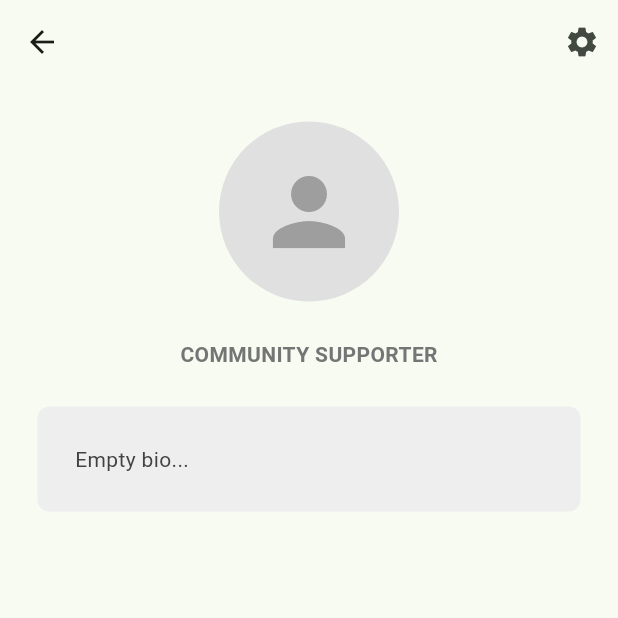
After one commit to vikramchahall/nri_trial1_clean, a Flutter app: the HomePage screen opened directly, after a tap on the "person" icon, on a phone screen of 412 x 824 dp, the top half of it. The commit adds this screen. Run offline on Flutter 3.47's test engine with Material 3 defaults, Android fonts, the phone set to English and light mode, and no system bars; our stand-ins replace cloud_firestore, firebase_auth, firebase_core, flutter_bloc, image_picker, supabase_flutter; accounts and stored records are empty.

Commit message:
working till profile

```diff
--- a/lib/components/my_bio_box.dart
+++ b/lib/components/my_bio_box.dart
@@ -0,0 +1,23 @@
+import 'package:flutter/material.dart';
+
+class MyBioBox extends StatelessWidget {
+  final String text;
+
+  const MyBioBox({super.key, required this.text});
+
+  @override
+  Widget build(BuildContext context) {
+    return Container(
+      width: double.infinity,
+      padding: const EdgeInsets.all(25),
+      decoration: BoxDecoration(
+        color: Colors.grey.shade200,
+        borderRadius: BorderRadius.circular(8),
+      ),
+      child: Text(
+        text.isNotEmpty ? text : "Empty bio...",
+        style: TextStyle(color: Colors.grey.shade800),
+      ),
+    );
+  }
+}
--- a/lib/features/home/presentation/pages/home_page.dart
+++ b/lib/features/home/presentation/pages/home_page.dart
@@ -6,6 +6,7 @@ import '../../../crowdfunding/presentation/components/crowd_post_tile.dart';
 import '../../../crowdfunding/presentation/cubits/crowd_cubit.dart';
 import '../../../crowdfunding/presentation/cubits/crowd_states.dart';
 import '../../../crowdfunding/presentation/pages/upload_crowd_page.dart';
+import '../../../profile/presentation/pages/profile_page.dart';
 
 class HomePage extends StatefulWidget {
   const HomePage({super.key});
@@ -29,14 +30,25 @@ class _HomePageState extends State<HomePage> {
       appBar: AppBar(
         title: const Text("Village Feed"),
 
-        // ✅ LOGOUT FOR BOTH ADMIN & USER
         actions: [
+          // 👤 PROFILE (FOR BOTH)
+          IconButton(
+            icon: const Icon(Icons.person),
+            onPressed: () => Navigator.push(
+              context,
+              MaterialPageRoute(
+                builder: (context) => ProfilePage(uid: user!.uid),
+              ),
+            ),
+          ),
+
+          // 🚪 LOGOUT (FOR BOTH)
           IconButton(
             icon: const Icon(Icons.logout),
             onPressed: () => context.read<AuthCubit>().logout(),
           ),
 
-          // ✅ "+" ONLY FOR ADMIN
+          // ➕ ONLY ADMIN
           if (user?.isAdmin ?? false)
             IconButton(
               icon: const Icon(Icons.add),
--- /dev/null
+++ b/lib/features/profile/data/firebase_profile_repo.dart
@@ -0,0 +1,29 @@
+import 'package:cloud_firestore/cloud_firestore.dart';
+import 'package:nri_trial1_clean/features/profile/domain/entities/profile_user.dart';
+import 'package:nri_trial1_clean/features/profile/domain/repos/profile_repo.dart';
+
+class FirebaseProfileRepo implements ProfileRepo {
+  final FirebaseFirestore _firestore = FirebaseFirestore.instance;
+
+  @override
+  Future<ProfileUser?> fetchUserProfile(String uid) async {
+    try {
+      final doc = await _firestore.collection('users').doc(uid).get();
+      if (doc.exists) {
+        return ProfileUser.fromJson(doc.data()!);
+      }
+      return null;
+    } catch (e) {
+      return null;
+    }
+  }
+
+  @override
+  Future<void> updateProfile(ProfileUser updatedProfile) async {
+    try {
+      await _firestore.collection('users').doc(updatedProfile.uid).update(updatedProfile.toJson());
+    } catch (e) {
+      throw Exception(e);
+    }
+  }
+}
--- /dev/null
+++ b/lib/features/profile/domain/entities/profile_user.dart
@@ -0,0 +1,53 @@
+import 'package:nri_trial1_clean/features/auth/domain/entities/app_user.dart';
+
+class ProfileUser extends AppUser {
+  final String name;
+  final String bio;
+  final String profileImageUrl;
+
+  ProfileUser({
+    required super.uid,
+    required super.email,
+    required super.isAdmin,
+    required this.name,
+    required this.bio,
+    required this.profileImageUrl,
+  });
+
+  // Update profile info helper
+  ProfileUser copyWith({String? newBio, String? newProfileImageUrl, String? newName}) {
+    return ProfileUser(
+      uid: uid,
+      email: email,
+      isAdmin: isAdmin,
+      name: newName ?? name,
+      bio: newBio ?? bio,
+      profileImageUrl: newProfileImageUrl ?? profileImageUrl,
+    );
+  }
+
+  // Convert for Firestore
+  @override
+  Map<String, dynamic> toJson() {
+    return {
+      'uid': uid,
+      'email': email,
+      'isAdmin': isAdmin,
+      'name': name,
+      'bio': bio,
+      'profileImageUrl': profileImageUrl,
+    };
+  }
+
+  // Read from Firestore
+  factory ProfileUser.fromJson(Map<String, dynamic> json) {
+    return ProfileUser(
+      uid: json['uid'] ?? '',
+      email: json['email'] ?? '',
+      isAdmin: json['isAdmin'] ?? false,
+      name: json['name'] ?? '',
+      bio: json['bio'] ?? '',
+      profileImageUrl: json['profileImageUrl'] ?? '',
+    );
+  }
+}
--- /dev/null
+++ b/lib/features/profile/domain/repos/profile_repo.dart
@@ -0,0 +1,7 @@
+import 'package:nri_trial1_clean/features/profile/domain/entities/profile_user.dart';
+
+
+abstract class ProfileRepo {
+  Future<ProfileUser?> fetchUserProfile(String uid);
+  Future<void> updateProfile(ProfileUser updatedProfile);
+}
--- /dev/null
+++ b/lib/features/profile/presentation/cubits/profile_cubit.dart
@@ -0,0 +1,39 @@
+import 'package:flutter_bloc/flutter_bloc.dart';
+import 'package:nri_trial1_clean/features/profile/domain/repos/profile_repo.dart';
+
+import 'profile_state.dart';
+
+class ProfileCubit extends Cubit<ProfileState> {
+  final ProfileRepo profileRepo;
+
+  ProfileCubit({required this.profileRepo}) : super(ProfileInitial());
+
+  // Fetch user profile
+  Future<void> fetchUserProfile(String uid) async {
+    try {
+      emit(ProfileLoading());
+      final user = await profileRepo.fetchUserProfile(uid);
+      if (user != null) {
+        emit(ProfileLoaded(user));
+      } else {
+        emit(ProfileError("User not found"));
+      }
+    } catch (e) {
+      emit(ProfileError(e.toString()));
+    }
+  }
+
+  // Update bio
+  Future<void> updateBio(String uid, String newBio) async {
+    try {
+      final currentUser = await profileRepo.fetchUserProfile(uid);
+      if (currentUser != null) {
+        final updatedProfile = currentUser.copyWith(newBio: newBio);
+        await profileRepo.updateProfile(updatedProfile);
+        emit(ProfileLoaded(updatedProfile));
+      }
+    } catch (e) {
+      emit(ProfileError("Error updating bio"));
+    }
+  }
+}
--- /dev/null
+++ b/lib/features/profile/presentation/cubits/profile_state.dart
@@ -0,0 +1,9 @@
+import 'package:nri_trial1_clean/features/profile/domain/entities/profile_user.dart';
+
+
+abstract class ProfileState {}
+
+class ProfileInitial extends ProfileState {}
+class ProfileLoading extends ProfileState {}
+class ProfileLoaded extends ProfileState { final ProfileUser profileUser; ProfileLoaded(this.profileUser); }
+class ProfileError extends ProfileState { final String message; ProfileError(this.message); }
--- /dev/null
+++ b/lib/features/profile/presentation/pages/profile_page.dart
@@ -0,0 +1,74 @@
+import 'package:flutter/material.dart';
+import 'package:flutter_bloc/flutter_bloc.dart';
+import 'package:nri_trial1_clean/components/my_bio_box.dart';
+import 'package:nri_trial1_clean/features/auth/presentation/cubits/auth_cubit.dart';
+import 'package:nri_trial1_clean/features/profile/presentation/cubits/profile_cubit.dart';
+import 'package:nri_trial1_clean/features/profile/presentation/cubits/profile_state.dart';
+
+import 'profile_edit_page.dart';
+
+class ProfilePage extends StatefulWidget {
+  final String uid;
+  const ProfilePage({super.key, required this.uid});
+
+  @override
+  State<ProfilePage> createState() => _ProfilePageState();
+}
+
+class _ProfilePageState extends State<ProfilePage> {
+  @override
+  void initState() {
+    super.initState();
+    context.read<ProfileCubit>().fetchUserProfile(widget.uid);
+  }
+
+  @override
+  Widget build(BuildContext context) {
+    return BlocBuilder<ProfileCubit, ProfileState>(
+      builder: (context, state) {
+        if (state is ProfileLoaded) {
+          final user = state.profileUser;
+
+          return Scaffold(
+            appBar: AppBar(
+              title: Text(user.name.isNotEmpty ? user.name : user.email),
+              actions: [
+                // Edit button
+                IconButton(
+                  onPressed: () => Navigator.push(context, MaterialPageRoute(builder: (context) => ProfileEditPage(user: user))),
+                  icon: const Icon(Icons.settings),
+                )
+              ],
+            ),
+            body: Column(
+              children: [
+                const SizedBox(height: 25),
+                // Profile Pic Placeholder
+                Center(
+                  child: Container(
+                    height: 120, width: 120,
+                    decoration: BoxDecoration(color: Colors.grey.shade300, shape: BoxShape.circle),
+                    child: const Icon(Icons.person, size: 72, color: Colors.grey),
+                  ),
+                ),
+                const SizedBox(height: 25),
+                // Role Badge
+                Text(user.isAdmin ? "VILLAGE HEAD" : "COMMUNITY SUPPORTER", style: TextStyle(color: Colors.grey.shade600, fontWeight: FontWeight.bold)),
+                const SizedBox(height: 25),
+                // Bio Box
+                Padding(
+                  padding: const EdgeInsets.symmetric(horizontal: 25.0),
+                  child: MyBioBox(text: user.bio),
+                ),
+              ],
+            ),
+          );
+        } else if (state is ProfileLoading) {
+          return const Scaffold(body: Center(child: CircularProgressIndicator()));
+        } else {
+          return const Scaffold(body: Center(child: Text("Profile error")));
+        }
+      },
+    );
+  }
+}
```
Also changed, not shown: lib/features/auth/presentation/pages/register_page.dart (+9 -0 lines), lib/features/profile/presentation/pages/profile_edit_page.dart (added, +45 -0 lines), lib/main.dart (+12 -7 lines), vercel.json (added), 1 other file.
